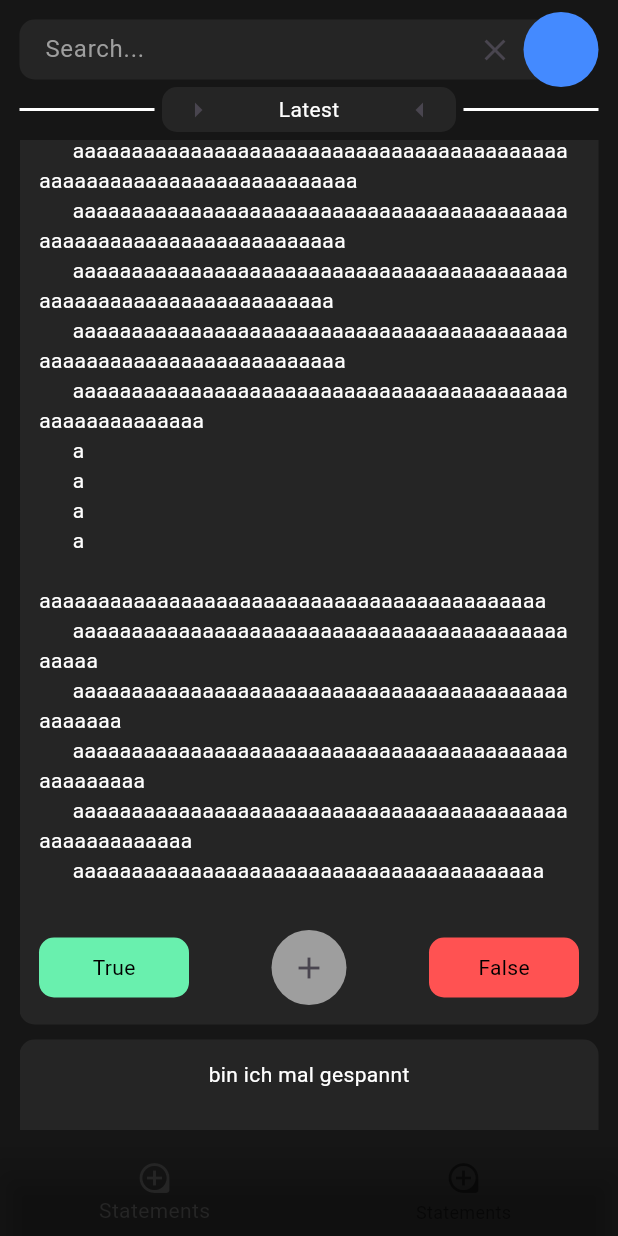
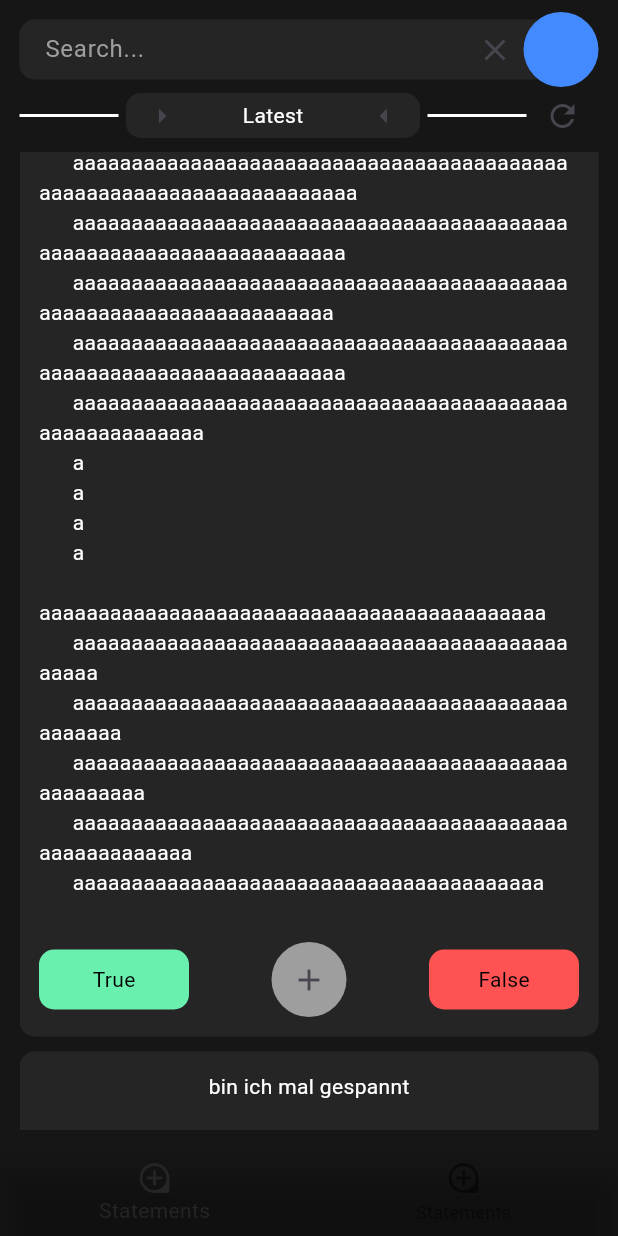
Before and after one commit to Raphael2b3/swarmintelligencemobile, a Flutter app: the screen it shows after launch, scrolled down 576 dp, after a tap on the "arrow right" icon, on a phone screen of 412 x 824 dp. Run offline on Flutter 3.47's test engine with Material 3 defaults, Android fonts, the phone set to English and light mode, and no system bars.

Commit message:
refactor + ui refresh button

```diff
--- a/lib/addbutton.dart
+++ b/lib/components/addbutton.dart
@@ -1,7 +1,8 @@
 import 'package:flutter/material.dart';
 
 class AddButton extends StatefulWidget {
-  const AddButton({super.key});
+  final void Function() onPressed;
+  const AddButton({super.key,required this.onPressed});
 
   @override
   State<AddButton> createState() => AddButtonState();
@@ -18,7 +19,7 @@ class AddButtonState extends State<AddButton> {
         color: Colors.grey
 
       ),
-      child: IconButton(icon: const Icon(Icons.add), onPressed: ()=>(),),
+      child: IconButton(icon: const Icon(Icons.add),onPressed: widget.onPressed,),
     );
   }
 }
--- a/lib/cathegoryselector.dart
+++ b/lib/components/cathegoryselector.dart
@@ -1,28 +1,22 @@
 import 'package:flutter/material.dart';
+import 'package:swarmintelligencemobile/settings.dart';
 import 'package:swarmintelligencemobile/styles.dart';
-import 'package:swarmintelligencemobile/settings.dart';
 
 class Cathegoryselector extends StatefulWidget {
-  const Cathegoryselector({Key? key}) : super(key: key);
+  final List<String> cathegories;
+  final Widget extraWidget;
+  const Cathegoryselector({Key? key,required this.cathegories,this.extraWidget = const SizedBox.shrink()}) : super(key: key);
 
   @override
   State<Cathegoryselector> createState() => _CathegoryselectorState();
 }
 
 class _CathegoryselectorState extends State<Cathegoryselector> {
-  List<Widget> cathegories = Settings.cathegories
-      .map((e) => Container(
-            constraints: const BoxConstraints(minWidth: 100),
-            child: Text(
-              e,
-              textAlign: TextAlign.center,
-            ),
-          ))
-      .toList();
-  int count = Settings.cathegories.length;
+
   int index = 0;
+
   void changeIndex(i) {
-    if (0 > i || i >= count) return;
+    if (0 > i || i >= widget.cathegories.length) return;
 
     setState(() {
       index = i;
@@ -55,7 +49,14 @@ class _CathegoryselectorState extends State<Cathegoryselector> {
                 onPressed: () => {changeIndex(index + 1)},
                 icon: const Icon(Icons.arrow_right),
               ),
-              cathegories[index],
+              Container(
+                constraints: const BoxConstraints(minWidth: 100),
+                child: Text(
+                  widget.cathegories[index],
+                  textAlign: TextAlign.center,
+            ),
+              )
+              ,
               IconButton(
                   alignment: Alignment.center,
                   padding: const EdgeInsets.all(0),
@@ -72,6 +73,7 @@ class _CathegoryselectorState extends State<Cathegoryselector> {
             height: 2,
           ),
         ),
+        widget.extraWidget
       ],
     );
   }
--- /dev/null
+++ b/lib/components/reloadbutton.dart
@@ -0,0 +1,15 @@
+import 'package:flutter/material.dart';
+
+class ReloadButton extends StatefulWidget {
+  const ReloadButton({super.key});
+
+  @override
+  State<ReloadButton> createState() => _ReloadButtonState();
+}
+
+class _ReloadButtonState extends State<ReloadButton> {
+  @override
+  Widget build(BuildContext context) {
+    return Container(child: IconButton(icon: Icon(Icons.refresh), onPressed: ()=>(), ),);
+  }
+}
--- a/lib/searchbar.dart
+++ b/lib/components/searchbar.dart
@@ -4,11 +4,12 @@ import 'package:swarmintelligencemobile/styles.dart';
 import 'settingcircle.dart';
 
 class Searchbar extends StatefulWidget {
-  final Function(String) onSearch;
+  final Function(String)? onSearch;
 
   const Searchbar(
-    this.onSearch, {
+     {
     Key? key,
+    this.onSearch,
   }) : super(key: key);
 
   @override
--- a/lib/statement.dart
+++ b/lib/components/statement.dart
@@ -1,6 +1,6 @@
 import 'package:flutter/material.dart';
-import 'package:swarmintelligencemobile/addbutton.dart';
-import 'package:swarmintelligencemobile/votebuttons.dart';
+import 'package:swarmintelligencemobile/components/addbutton.dart';
+import 'package:swarmintelligencemobile/components/votebuttons.dart';
 
 class Statement extends StatefulWidget {
   final String text;
@@ -61,7 +61,9 @@ class _StatementState extends State<Statement> {
           ),
           Container(
             margin: const EdgeInsets.only(top: 30),
-            child:const  Row(mainAxisAlignment:MainAxisAlignment.spaceBetween , children: [Upvotebutton(), AddButton(),Downvotebutton()]),
+            child: Row(mainAxisAlignment:MainAxisAlignment.spaceBetween ,
+            children:
+            [const Upvotebutton(), AddButton(onPressed: ()=>{}),const Downvotebutton()]),
           )
         ],
       ),
--- a/lib/searchpage.dart
+++ b/lib/searchpage.dart
@@ -1,8 +1,11 @@
 import 'package:flutter/material.dart';
-import 'package:swarmintelligencemobile/cathegoryselector.dart';
-import 'package:swarmintelligencemobile/searchbar.dart';
+import 'package:swarmintelligencemobile/components/addbutton.dart';
+import 'package:swarmintelligencemobile/components/cathegoryselector.dart';
+import 'package:swarmintelligencemobile/components/reloadbutton.dart';
+import 'package:swarmintelligencemobile/components/searchbar.dart';
+import 'package:swarmintelligencemobile/settings.dart';
 
-import 'statement.dart';
+import 'components/statement.dart';
 
 class SearchPage extends StatefulWidget {
   const SearchPage({Key? key}) : super(key: key);
@@ -22,8 +25,8 @@ class _SearchPageState extends State<SearchPage> {
       margin: const EdgeInsets.all(13),
       child: Column(
         children: [
-          Searchbar(onSearch),
-          const Cathegoryselector(),
+          Searchbar(),
+          Cathegoryselector(cathegories: Settings.cathegories, extraWidget: ReloadButton(),),
           Expanded(
             child: ListView(
               children: const [
--- /dev/null
+++ b/lib/swarmintelligencedriver/driver.dart
@@ -0,0 +1,8 @@
+class Driver{
+
+  static void createUser() {
+
+  }
+
+
+}
```
Also changed, not shown: lib/components/settingcircle.dart (renamed from lib/settingcircle.dart), lib/components/votebuttons.dart (renamed from lib/votebuttons.dart).
